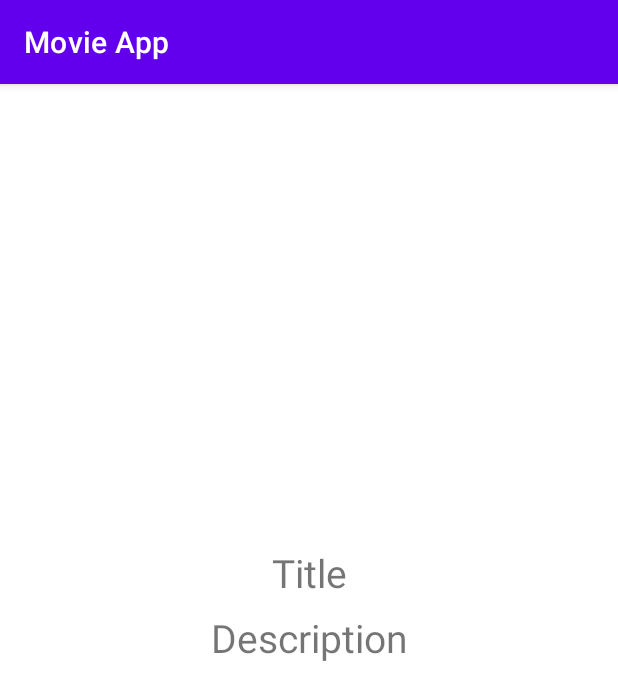
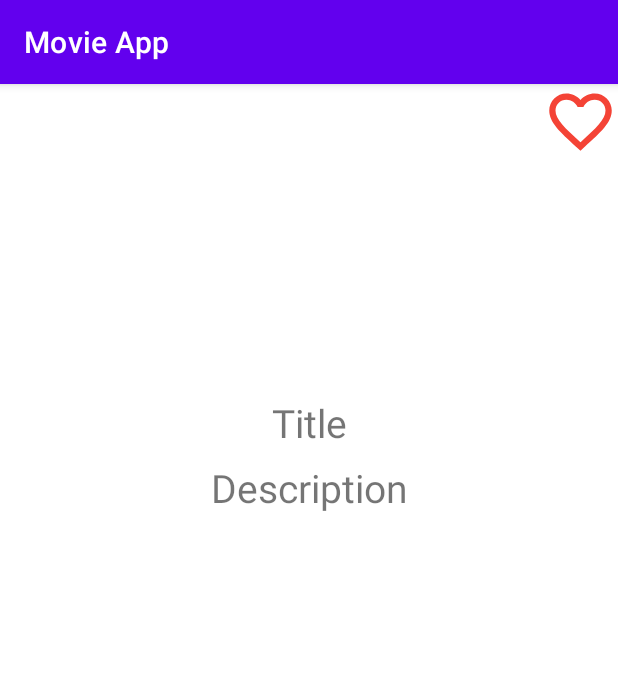
Before and after one commit to Evgeniy7891/MoviesApp, an Android app: the DetailsFragment screen opened through its navigation route, on a phone screen of 412 x 824 dp. Shown: the top 700 px of the screen. Run offline under Robolectric (Android 15) with nearby library versions, the phone set to English and light mode, and no system bars; our stand-ins replace Dagger/Hilt's generated code; pictures from the network do not load; 5 statements that could not run were skipped.

Commit message:
Create Navigations, room

```diff
--- a/app/src/main/java/ru/cft/movieapp/data/room/repository/MoviesRepository.kt
+++ b/app/src/main/java/ru/cft/movieapp/data/room/repository/MoviesRepository.kt
@@ -1,4 +1,10 @@
 package ru.cft.movieapp.data.room.repository
 
+import androidx.lifecycle.LiveData
+import ru.cft.movieapp.models.MovieItemModel
+
 interface MoviesRepository {
+    val allMovies: LiveData<List<MovieItemModel>>
+    suspend fun insertMovie(movieItemModel: MovieItemModel, onSuccess: () -> Unit)
+    suspend fun deleteMovie(movieItemModel: MovieItemModel, onSuccess: () -> Unit)
 }
--- a/app/src/main/java/ru/cft/movieapp/providers/Api.kt
+++ b/app/src/main/java/ru/cft/movieapp/providers/Api.kt
@@ -4,4 +4,5 @@ object Api {
     const val BASE_URL = "https://api.themoviedb.org/"
     const val KEY = "02b113b496621e5a49428c55c55a3ccc"
     const val POSTER_URL = "https://image.tmdb.org/t/p/w600_and_h900_bestv2"
+    const val POSTER_DETAILS_URL = "https://image.tmdb.org/t/p/w342"
 }
--- a/app/src/main/java/ru/cft/movieapp/ui/MainActivity.kt
+++ b/app/src/main/java/ru/cft/movieapp/ui/MainActivity.kt
@@ -13,4 +13,5 @@ class MainActivity : AppCompatActivity() {
         setContentView(R.layout.activity_main)
         MAIN = this
     }
+
 }
--- a/app/src/main/java/ru/cft/movieapp/ui/details/DetailsFragment.kt
+++ b/app/src/main/java/ru/cft/movieapp/ui/details/DetailsFragment.kt
@@ -7,27 +7,54 @@ import android.view.View
 import android.view.ViewGroup
 import androidx.fragment.app.viewModels
 import androidx.recyclerview.widget.RecyclerView
+import com.bumptech.glide.Glide
+import dagger.hilt.android.AndroidEntryPoint
 import ru.cft.movieapp.R
 import ru.cft.movieapp.databinding.FragmentDetailsBinding
 import ru.cft.movieapp.databinding.FragmentFavoriteBinding
+import ru.cft.movieapp.models.MovieItemModel
+import ru.cft.movieapp.providers.Api
 import ru.cft.movieapp.ui.favorite.FavoriteViewModel
 
+@AndroidEntryPoint
 class DetailsFragment : Fragment() {
 
-    private val viewModel: FavoriteViewModel by viewModels()
+    private val viewModel: DetailsViewModel by viewModels()
     lateinit var binding: FragmentDetailsBinding
-    lateinit var recyclerView: RecyclerView
+    lateinit var currentMovie: MovieItemModel
+    private var isFavorite = false
 
     override fun onCreateView(
         inflater: LayoutInflater, container: ViewGroup?,
         savedInstanceState: Bundle?
     ): View {
         binding = FragmentDetailsBinding.inflate(layoutInflater, container, false)
-
+        currentMovie = arguments?.getSerializable("key") as MovieItemModel
         return binding.root
     }
 
     override fun onViewCreated(view: View, savedInstanceState: Bundle?) {
         super.onViewCreated(view, savedInstanceState)
+        init()
+    }
+    private fun init() {
+        with(binding) {
+            Glide.with(ivMovie)
+                .load(Api.POSTER_DETAILS_URL+currentMovie.backdrop_path)
+                .timeout(500)
+                .into(ivMovie)
+            tvTitle.text = currentMovie.title
+            tvDescription.text = currentMovie.overview
+
+            ivFavorite.setOnClickListener {
+                isFavorite = if(!isFavorite) {
+                    ivFavorite.setImageResource(R.drawable.ic_favorite_full)
+                    true
+                } else {
+                    ivFavorite.setImageResource(R.drawable.ic_favorite)
+                    false
+                }
+            }
+        }
     }
 }
--- a/app/src/main/java/ru/cft/movieapp/ui/main/MainFragment.kt
+++ b/app/src/main/java/ru/cft/movieapp/ui/main/MainFragment.kt
@@ -1,17 +1,21 @@
 package ru.cft.movieapp.ui.main
 
 import android.os.Bundle
+import android.view.*
 import androidx.fragment.app.Fragment
-import android.view.LayoutInflater
-import android.view.View
-import android.view.ViewGroup
 import androidx.fragment.app.viewModels
 import androidx.lifecycle.lifecycleScope
+import androidx.navigation.Navigation
+import androidx.navigation.Navigation.findNavController
+import androidx.navigation.findNavController
+import androidx.navigation.fragment.findNavController
 import androidx.recyclerview.widget.RecyclerView
 import dagger.hilt.android.AndroidEntryPoint
 import kotlinx.coroutines.flow.collect
 import ru.cft.movieapp.R
 import ru.cft.movieapp.databinding.FragmentMainBinding
+import ru.cft.movieapp.models.MovieItemModel
+import ru.cft.movieapp.util.MAIN
 
 @AndroidEntryPoint
 class MainFragment : Fragment() {
@@ -24,7 +28,7 @@ class MainFragment : Fragment() {
         savedInstanceState: Bundle?
     ): View {
         binding = FragmentMainBinding.inflate(layoutInflater, container, false)
-
+        setHasOptionsMenu(true)
         return binding.root
     }
 
@@ -44,4 +48,27 @@ class MainFragment : Fragment() {
             }
         }
     }
+    @Deprecated("Deprecated in Java")
+    override fun onCreateOptionsMenu(menu: Menu, inflater: MenuInflater) {
+        inflater.inflate(R.menu.favorite_menu, menu)
+        super.onCreateOptionsMenu(menu, inflater)
+    }
+
+    @Deprecated("Deprecated in Java")
+    override fun onOptionsItemSelected(item: MenuItem): Boolean {
+        return when(item.itemId) {
+            R.id.item_favorite -> {
+                findNavController().navigate(R.id.action_mainFragment_to_favoriteFragment)
+                true
+            }
+            else -> super.onOptionsItemSelected(item)
+        }
+    }
+    companion object {
+        fun clickMovie(model : MovieItemModel, view: View) {
+            val bundle = Bundle()
+            bundle.putSerializable("key", model)
+            Navigation.createNavigateOnClickListener(R.id.action_mainFragment_to_detailsFragment, bundle).onClick(view)
+        }
+    }
 }
--- /dev/null
+++ b/app/src/main/res/drawable/ic_favorite.xml
@@ -0,0 +1,10 @@
+<vector xmlns:android="http://schemas.android.com/apk/res/android"
+    android:width="24dp"
+    android:height="24dp"
+    android:tint="#F44336"
+    android:viewportWidth="24"
+    android:viewportHeight="24">
+    <path
+        android:fillColor="@android:color/white"
+        android:pathData="M16.5,3c-1.74,0 -3.41,0.81 -4.5,2.09C10.91,3.81 9.24,3 7.5,3 4.42,3 2,5.42 2,8.5c0,3.78 3.4,6.86 8.55,11.54L12,21.35l1.45,-1.32C18.6,15.36 22,12.28 22,8.5 22,5.42 19.58,3 16.5,3zM12.1,18.55l-0.1,0.1 -0.1,-0.1C7.14,14.24 4,11.39 4,8.5 4,6.5 5.5,5 7.5,5c1.54,0 3.04,0.99 3.57,2.36h1.87C13.46,5.99 14.96,5 16.5,5c2,0 3.5,1.5 3.5,3.5 0,2.89 -3.14,5.74 -7.9,10.05z" />
+</vector>
--- /dev/null
+++ b/app/src/main/res/drawable/ic_favorite_full.xml
@@ -0,0 +1,5 @@
+<vector android:height="24dp" android:tint="#FFFFFF"
+    android:viewportHeight="24" android:viewportWidth="24"
+    android:width="24dp" xmlns:android="http://schemas.android.com/apk/res/android">
+    <path android:fillColor="@android:color/white" android:pathData="M12,21.35l-1.45,-1.32C5.4,15.36 2,12.28 2,8.5 2,5.42 4.42,3 7.5,3c1.74,0 3.41,0.81 4.5,2.09C13.09,3.81 14.76,3 16.5,3 19.58,3 22,5.42 22,8.5c0,3.78 -3.4,6.86 -8.55,11.54L12,21.35z"/>
+</vector>
--- a/app/src/main/res/layout/fragment_details.xml
+++ b/app/src/main/res/layout/fragment_details.xml
@@ -9,11 +9,20 @@
     <ImageView
         android:id="@+id/iv_movie"
         android:layout_width="match_parent"
-        android:layout_height="300dp"
+        android:layout_height="200dp"
         app:layout_constraintEnd_toEndOf="parent"
         app:layout_constraintStart_toStartOf="parent"
         app:layout_constraintTop_toTopOf="parent"
         tools:src="@tools:sample/avatars[3]" />
+
+
+    <ImageView
+        android:id="@+id/iv_favorite"
+        android:layout_width="50dp"
+        android:layout_height="50dp"
+        android:src="@drawable/ic_favorite"
+        app:layout_constraintEnd_toEndOf="parent"
+        app:layout_constraintTop_toTopOf="parent" />
 
     <TextView
         android:id="@+id/tv_title"
--- /dev/null
+++ b/app/src/main/res/menu/favorite_menu.xml
@@ -0,0 +1,11 @@
+<?xml version="1.0" encoding="utf-8"?>
+<menu xmlns:android="http://schemas.android.com/apk/res/android"
+    xmlns:app="http://schemas.android.com/apk/res-auto">
+    <item
+        android:id="@+id/item_favorite"
+        android:icon="@drawable/ic_favorite_full"
+        android:title=""
+        app:showAsAction="always"
+        />
+
+</menu>
--- a/app/src/main/res/navigation/nav_graph.xml
+++ b/app/src/main/res/navigation/nav_graph.xml
@@ -9,7 +9,14 @@
         android:id="@+id/mainFragment"
         android:name="ru.cft.movieapp.ui.main.MainFragment"
         android:label="fragment_main"
-        tools:layout="@layout/fragment_main" />
+        tools:layout="@layout/fragment_main" >
+        <action
+            android:id="@+id/action_mainFragment_to_favoriteFragment"
+            app:destination="@id/favoriteFragment" />
+        <action
+            android:id="@+id/action_mainFragment_to_detailsFragment"
+            app:destination="@id/detailsFragment" />
+    </fragment>
     <fragment
         android:id="@+id/detailsFragment"
         android:name="ru.cft.movieapp.ui.details.DetailsFragment"
```
Also changed, not shown: app/src/main/java/ru/cft/movieapp/data/room/dao/MoviesDao.kt (+15 -0 lines), app/src/main/java/ru/cft/movieapp/models/MovieItemModel.kt (+11 -2 lines), app/src/main/java/ru/cft/movieapp/ui/main/MainAdapter.kt (+9 -4 lines).
